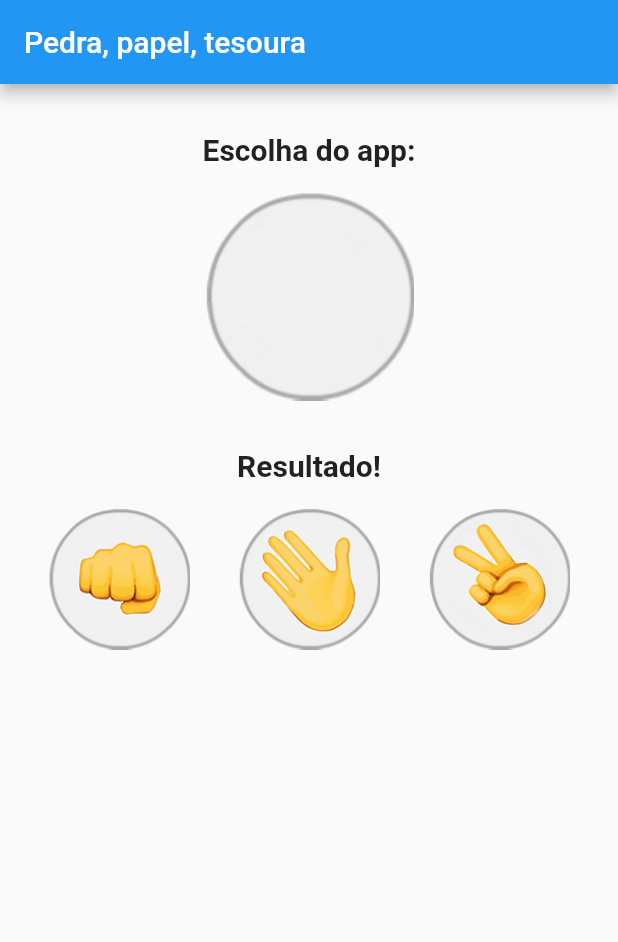
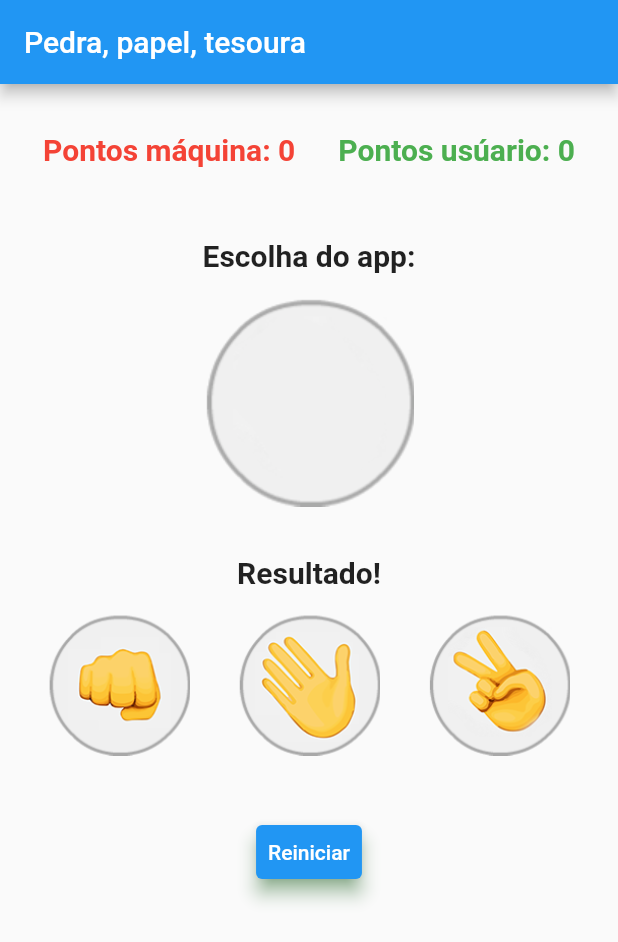
Before and after one commit to marcos-inja/apps-flutter, a Flutter app: the screen it shows after launch, on a phone screen of 412 x 824 dp. Shown: the top 942 px of the screen. Run offline on Flutter 3.47's test engine with Material 2 defaults, Android fonts, the phone set to English and light mode, and no system bars.

Commit message:
Placar feito

```diff
--- a/jokenpo/lib/jogo.dart
+++ b/jokenpo/lib/jogo.dart
@@ -11,6 +11,9 @@ class Jogo extends StatefulWidget {
 class _JogoState extends State<Jogo> {
   var _imagemApp = AssetImage('images/padrao.png');
   var _resultado = 'Resultado!';
+  var _placarUsuario = 0;
+  var _placarApp = 0;
+
   _regraJogo(usuario, app) {
     if (usuario == app) {
       setState(() {
@@ -22,14 +25,17 @@ class _JogoState extends State<Jogo> {
     if (usuario == 'pedra' && app == 'tesoura') {
       setState(() {
         this._resultado = 'Você ganhou!';
+        this._placarUsuario++;
       });
     } else if (usuario == 'papel' && app == 'pedra') {
       setState(() {
         this._resultado = 'Você ganhou!';
+        this._placarUsuario++;
       });
     } else if (usuario == 'tesoura' && app == 'papel') {
       setState(() {
         this._resultado = 'Você ganhou!';
+        this._placarUsuario++;
       });
     }
 
@@ -37,14 +43,17 @@ class _JogoState extends State<Jogo> {
     if (usuario == 'tesoura' && app == 'pedra') {
       setState(() {
         this._resultado = 'Você perdeu!';
+        this._placarApp++;
       });
     } else if (usuario == 'pedra' && app == 'papel') {
       setState(() {
         this._resultado = 'Você perdeu!';
+        this._placarApp++;
       });
     } else if (usuario == 'papel' && app == 'tesoura') {
       setState(() {
         this._resultado = 'Você perdeu!';
+        this._placarApp++;
       });
     }
   }
@@ -69,6 +78,30 @@ class _JogoState extends State<Jogo> {
       body: Column(
         crossAxisAlignment: CrossAxisAlignment.center,
         children: [
+          Padding(
+            padding: EdgeInsets.only(top: 32, bottom: 16),
+            child: Row(
+              mainAxisAlignment: MainAxisAlignment.spaceEvenly,
+              children: [
+                Text(
+                  'Pontos máquina: ${_placarApp}',
+                  textAlign: TextAlign.center,
+                  style: TextStyle(
+                      fontSize: 20,
+                      fontWeight: FontWeight.bold,
+                      color: Colors.red),
+                ),
+                Text(
+                  'Pontos usúario: ${_placarUsuario}',
+                  textAlign: TextAlign.center,
+                  style: TextStyle(
+                      fontSize: 20,
+                      fontWeight: FontWeight.bold,
+                      color: Colors.green),
+                ),
+              ],
+            ),
+          ),
           Padding(
             padding: EdgeInsets.only(top: 32, bottom: 16),
             child: Text(
@@ -112,6 +145,26 @@ class _JogoState extends State<Jogo> {
               ),
             ],
           ),
+          Padding(
+            padding: EdgeInsets.only(top: 40),
+            child: TextButton(
+            style: TextButton.styleFrom(
+                backgroundColor: Colors.blue,
+                elevation: 5,
+                shadowColor: Colors.green),
+            child: Text(
+              'Reiniciar',
+              style: TextStyle(
+                color: Colors.white,
+              ),
+            ),
+            onPressed: () {
+              setState(() {
+                _placarApp = 0;
+                _placarUsuario = 0;
+              });
+            },
+          ),),
         ],
       ),
     );
```
